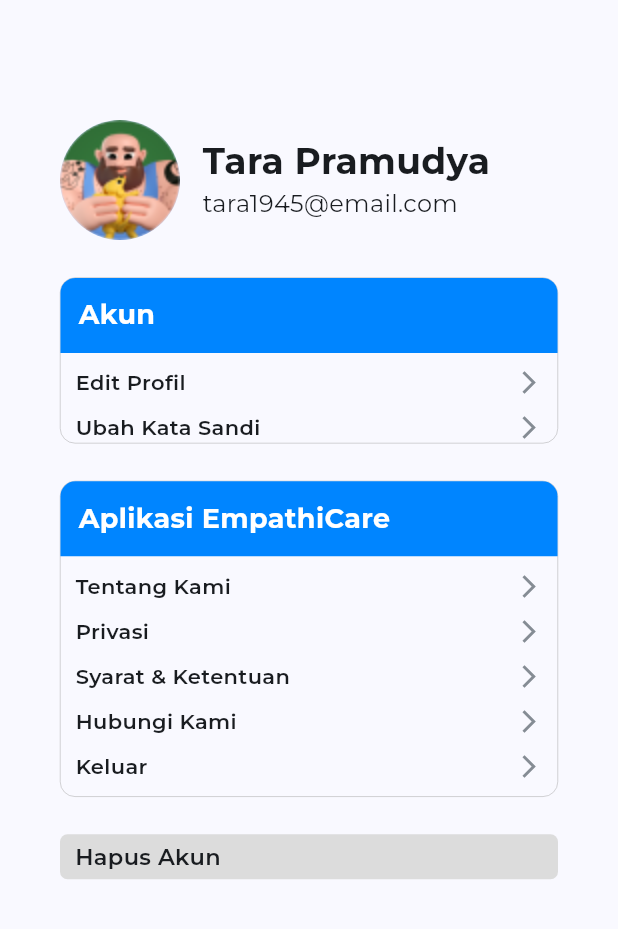
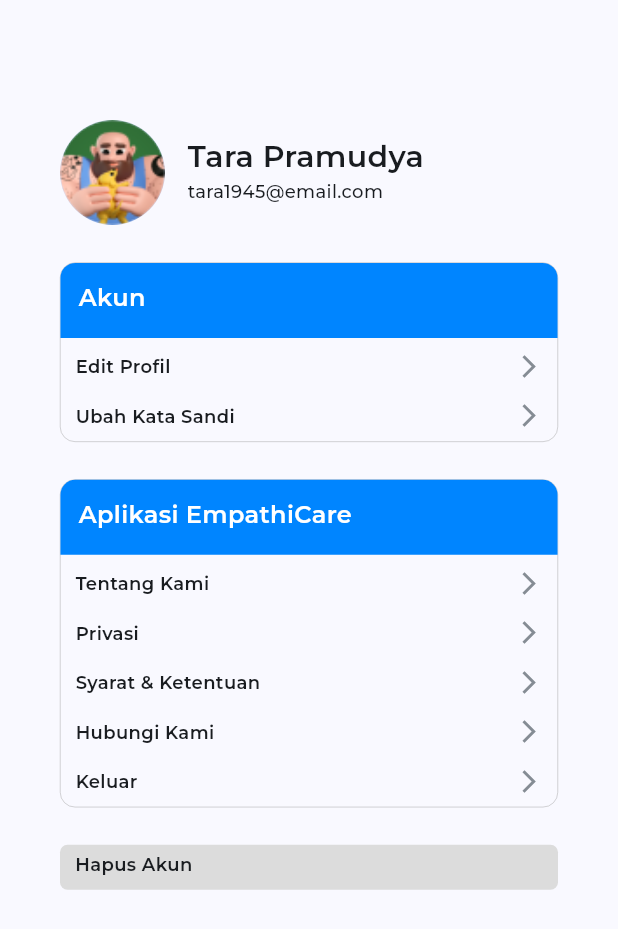
Before and after one commit to Capstone-Mental-Health-Care-Group-6/mobile-capstone, a Flutter app: the ProfileScreen screen opened directly, on a phone screen of 412 x 824 dp. Shown: the top 929 px of the screen. Run offline on Flutter 3.47's test engine with Material 2 defaults, Android fonts, the phone set to English and light mode, and no system bars; our stand-ins replace animate_do, carousel_slider, dotted_border, dotted_line, file_picker, flutter_svg and 6 more; project files that could hold a hidden picture were left out.

Commit message:
dev/perbaikan profile dan edit profile

```diff
--- a/lib/view/screen/Profile/EditProfile/edit_profile_screen.dart
+++ b/lib/view/screen/Profile/EditProfile/edit_profile_screen.dart
@@ -166,7 +166,7 @@
                   controller: namaLengkap,
                   keyboardType: TextInputType.emailAddress,
                   inputFormatters: [
-                    FilteringTextInputFormatter.allow(RegExp(r'^[a-zA-Z]+$')),
+                    FilteringTextInputFormatter.allow(RegExp(r'^[a-zA-Z_ ]+')),
                   ],
                   decoration: InputDecoration(
                       contentPadding: const EdgeInsets.only(left: 17),
--- a/lib/view/screen/Profile/profile_screen.dart
+++ b/lib/view/screen/Profile/profile_screen.dart
@@ -4,8 +4,10 @@
 import 'package:empathi_care/view/screen/Profile/Info/privacy_screen.dart';
 import 'package:empathi_care/view/screen/Register/terms_screen.dart';
 import 'package:empathi_care/view/screen/chat_bot_cs_screen.dart';
-import 'package:empathi_care/view/screen/home_screen.dart';
+import 'package:empathi_care/view/widget/DeleteLogOutProfile/delete_widget.dart';
+import 'package:empathi_care/view/widget/DeleteLogOutProfile/logout_widget.dart';
 import 'package:flutter/material.dart';
+import 'package:google_fonts/google_fonts.dart';
 
 class ProfileScreen extends StatelessWidget {
   const ProfileScreen({super.key});
@@ -13,36 +15,36 @@
   @override
   Widget build(BuildContext context) {
     return Scaffold(
-        body: Padding(
+        body: SingleChildScrollView(
+      child: Padding(
         padding: const EdgeInsets.only(left: 40, top: 80, right: 40),
         child: Column(
           crossAxisAlignment: CrossAxisAlignment.start,
           children: [
-          const Row(
+            Row(
               crossAxisAlignment: CrossAxisAlignment.start,
               children: [
-              CircleAvatar(
-                radius: 40,
+                const CircleAvatar(
+                  radius: 35,
                   backgroundImage: AssetImage('assets/images/avatar.png'),
                 ),
-              SizedBox(width: 15),
+                const SizedBox(width: 15),
                 Padding(
-                padding: EdgeInsets.only(top: 10),
+                  padding: const EdgeInsets.only(top: 10),
                   child: Column(
                     crossAxisAlignment: CrossAxisAlignment.start,
                     children: [
                       Text(
                         'Tara Pramudya',
-                      style: TextStyle(
-                        fontSize: 24,
-                        fontWeight: FontWeight.bold,
+                        style: GoogleFonts.montserrat(
+                          fontSize: 20,
+                          fontWeight: FontWeight.w600,
                         ),
                       ),
                       Text(
                         'tara1945@email.com',
-                      style: TextStyle(
-                        fontSize: 16,
-                      ),
+                        style: GoogleFonts.montserrat(
+                            fontSize: 12, fontWeight: FontWeight.w500),
                       ),
                     ],
                   ),
@@ -60,12 +62,11 @@
                 children: [
                   buildTitleBox("Akun"),
                   dataProfil(context, "Edit Profil", const EditProfile()),
-                dataProfil(context, "Ubah Kata Sandi", const ChangePasswordScreen()),
-                // Padding(
-                //   padding: const EdgeInsets.only(bottom: 10),
-                //   child: dataProfil(
-                //       context, "Ubah PIN EmpathiCare", const ChatMenuScreen()),
-                // ),
+                  Padding(
+                    padding: const EdgeInsets.only(bottom: 3),
+                    child: dataProfil(context, "Ubah Kata Sandi",
+                        const ChangePasswordScreen()),
+                  ),
                 ],
               ),
             ),
@@ -87,36 +88,61 @@
                       context, "Syarat & Ketentuan", const TermsScreen()),
                   dataProfil(context, "Hubungi Kami", const ChatMenuScreen()),
                   Padding(
-                  padding: const EdgeInsets.only(bottom: 10),
-                  child: dataProfil(context, "Keluar", const HomeScreen()),
+                    padding: const EdgeInsets.only(
+                        top: 10, right: 10, left: 10, bottom: 8),
+                    child: GestureDetector(
+                      onTap: () {
+                        logOutWidget(context);
+                      },
+                      child: Row(
+                        mainAxisAlignment: MainAxisAlignment.spaceBetween,
+                        children: [
+                          Text(
+                            'Keluar',
+                            style: GoogleFonts.montserrat(
+                                fontSize: 12, fontWeight: FontWeight.w600),
+                          ),
+                          const Icon(
+                            Icons.arrow_forward_ios,
+                            size: 18,
+                            color: Color(0xFF858C94),
+                          ),
+                        ],
+                      ),
+                    ),
                   ),
                 ],
               ),
             ),
             const SizedBox(height: 25),
-          Container(
+            GestureDetector(
+              onTap: () => deleteWidget(context),
+              child: Container(
                 height: 30,
                 width: double.infinity,
                 decoration: BoxDecoration(
                   color: const Color(0xFFDCDCDC),
                   borderRadius: BorderRadius.circular(5),
                 ),
-            child: const Padding(
-              padding: EdgeInsets.only(left: 10, top: 4.5),
+                child: Padding(
+                  padding: const EdgeInsets.only(left: 10, top: 4.5),
                   child: Text(
                     "Hapus Akun",
-                style: TextStyle(fontWeight: FontWeight.w600, fontSize: 15),
+                    style: GoogleFonts.montserrat(
+                        fontWeight: FontWeight.w600, fontSize: 12),
+                  ),
                 ),
               ),
             )
           ],
+        ),
       ),
     ));
   }
 
   Widget dataProfil(BuildContext context, String text, Widget route) {
     return Padding(
-      padding: const EdgeInsets.only(top: 10, right: 10, left: 10),
+      padding: const EdgeInsets.only(top: 10, right: 10, left: 10, bottom: 5),
       child: GestureDetector(
         onTap: () {
           Navigator.push(
@@ -129,7 +155,8 @@
           children: [
             Text(
               text,
-              style: const TextStyle(fontWeight: FontWeight.w600),
+              style: GoogleFonts.montserrat(
+                  fontSize: 12, fontWeight: FontWeight.w600),
             ),
             const Icon(
               Icons.arrow_forward_ios,
@@ -159,9 +186,9 @@
           padding: const EdgeInsets.only(top: 12, left: 2),
           child: Text(
             title,
-            style: const TextStyle(
-              fontSize: 18,
-              fontWeight: FontWeight.bold,
+            style: GoogleFonts.montserrat(
+              fontSize: 16,
+              fontWeight: FontWeight.w600,
               color: Colors.white,
             ),
           ),
```
Lines whose indentation alone changed are shown as unchanged.
